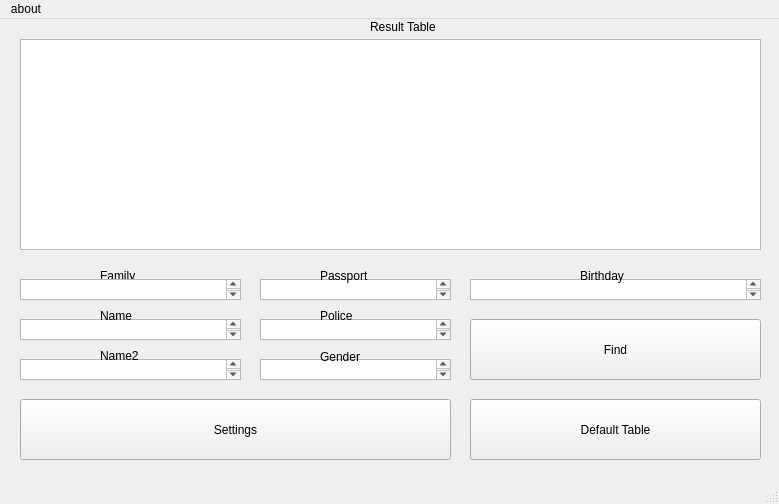
This is v1.ui in mkdk/vista as Qt 5 draws it before an edit. The edited form follows.
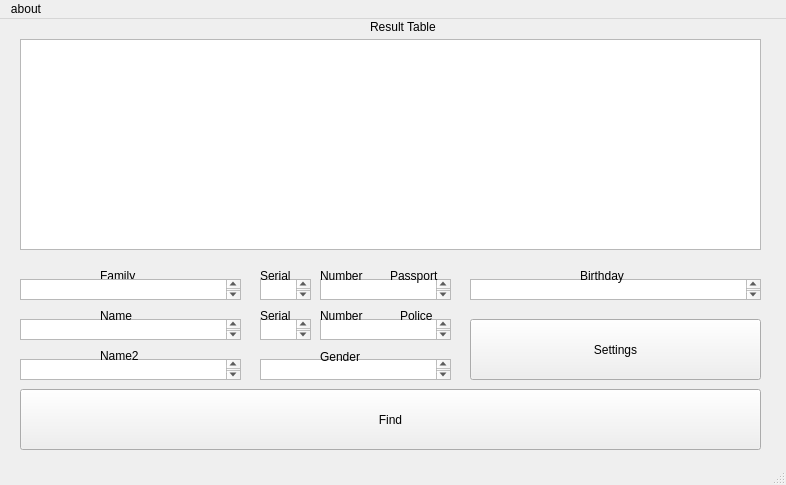
This is the edited form.

```diff
--- a/v1.ui
+++ b/v1.ui
@@ -6,8 +6,8 @@
    <rect>
     <x>0</x>
     <y>0</y>
-    <width>779</width>
-    <height>504</height>
+    <width>786</width>
+    <height>485</height>
    </rect>
   </property>
   <property name="windowTitle">
@@ -17,9 +17,9 @@
    <widget class="QPushButton" name="Find">
     <property name="geometry">
      <rect>
-      <x>470</x>
-      <y>300</y>
-      <width>291</width>
+      <x>20</x>
+      <y>370</y>
+      <width>741</width>
       <height>61</height>
      </rect>
     </property>
@@ -80,25 +80,12 @@
 &lt;p style=&quot;-qt-paragraph-type:empty; margin-top:0px; margin-bottom:0px; margin-left:0px; margin-right:0px; -qt-block-indent:0; text-indent:0px;&quot;&gt;&lt;br /&gt;&lt;/p&gt;&lt;/body&gt;&lt;/html&gt;</string>
     </property>
    </widget>
-   <widget class="QPushButton" name="Default">
+   <widget class="QTextEdit" name="numberPassEdit">
     <property name="geometry">
      <rect>
-      <x>470</x>
-      <y>380</y>
-      <width>291</width>
-      <height>61</height>
-     </rect>
-    </property>
-    <property name="text">
-     <string>Default Table</string>
-    </property>
-   </widget>
-   <widget class="QTextEdit" name="textEdit_4">
-    <property name="geometry">
-     <rect>
-      <x>260</x>
+      <x>320</x>
       <y>260</y>
-      <width>191</width>
+      <width>131</width>
       <height>21</height>
      </rect>
     </property>
@@ -110,12 +97,12 @@
 &lt;p style=&quot;-qt-paragraph-type:empty; margin-top:0px; margin-bottom:0px; margin-left:0px; margin-right:0px; -qt-block-indent:0; text-indent:0px;&quot;&gt;&lt;br /&gt;&lt;/p&gt;&lt;/body&gt;&lt;/html&gt;</string>
     </property>
    </widget>
-   <widget class="QTextEdit" name="textEdit_5">
+   <widget class="QTextEdit" name="numberPoliceEdit">
     <property name="geometry">
      <rect>
-      <x>260</x>
+      <x>320</x>
       <y>300</y>
-      <width>191</width>
+      <width>131</width>
       <height>21</height>
      </rect>
     </property>
@@ -199,7 +186,7 @@
    <widget class="QLabel" name="label_5">
     <property name="geometry">
      <rect>
-      <x>320</x>
+      <x>390</x>
       <y>250</y>
       <width>52</width>
       <height>14</height>
@@ -212,7 +199,7 @@
    <widget class="QLabel" name="label_6">
     <property name="geometry">
      <rect>
-      <x>320</x>
+      <x>400</x>
       <y>290</y>
       <width>52</width>
       <height>14</height>
@@ -278,9 +265,9 @@
    <widget class="QToolButton" name="SettingsButton">
     <property name="geometry">
      <rect>
-      <x>20</x>
-      <y>380</y>
-      <width>431</width>
+      <x>470</x>
+      <y>300</y>
+      <width>291</width>
       <height>61</height>
      </rect>
     </property>
@@ -288,12 +275,97 @@
      <string>Settings</string>
     </property>
    </widget>
+   <widget class="QTextEdit" name="serialPassEdit">
+    <property name="geometry">
+     <rect>
+      <x>260</x>
+      <y>260</y>
+      <width>51</width>
+      <height>21</height>
+     </rect>
+    </property>
+    <property name="html">
+     <string>&lt;!DOCTYPE HTML PUBLIC &quot;-//W3C//DTD HTML 4.0//EN&quot; &quot;http://www.w3.org/TR/REC-html40/strict.dtd&quot;&gt;
+&lt;html&gt;&lt;head&gt;&lt;meta name=&quot;qrichtext&quot; content=&quot;1&quot; /&gt;&lt;style type=&quot;text/css&quot;&gt;
+p, li { white-space: pre-wrap; }
+&lt;/style&gt;&lt;/head&gt;&lt;body style=&quot; font-family:'Sans Serif'; font-size:9pt; font-weight:400; font-style:normal;&quot;&gt;
+&lt;p style=&quot;-qt-paragraph-type:empty; margin-top:0px; margin-bottom:0px; margin-left:0px; margin-right:0px; -qt-block-indent:0; text-indent:0px;&quot;&gt;&lt;br /&gt;&lt;/p&gt;&lt;/body&gt;&lt;/html&gt;</string>
+    </property>
+   </widget>
+   <widget class="QLabel" name="label_9">
+    <property name="geometry">
+     <rect>
+      <x>260</x>
+      <y>250</y>
+      <width>52</width>
+      <height>14</height>
+     </rect>
+    </property>
+    <property name="text">
+     <string>Serial</string>
+    </property>
+   </widget>
+   <widget class="QLabel" name="label_10">
+    <property name="geometry">
+     <rect>
+      <x>320</x>
+      <y>250</y>
+      <width>52</width>
+      <height>14</height>
+     </rect>
+    </property>
+    <property name="text">
+     <string>Number</string>
+    </property>
+   </widget>
+   <widget class="QTextEdit" name="serialPoliceEdit">
+    <property name="geometry">
+     <rect>
+      <x>260</x>
+      <y>300</y>
+      <width>51</width>
+      <height>21</height>
+     </rect>
+    </property>
+    <property name="html">
+     <string>&lt;!DOCTYPE HTML PUBLIC &quot;-//W3C//DTD HTML 4.0//EN&quot; &quot;http://www.w3.org/TR/REC-html40/strict.dtd&quot;&gt;
+&lt;html&gt;&lt;head&gt;&lt;meta name=&quot;qrichtext&quot; content=&quot;1&quot; /&gt;&lt;style type=&quot;text/css&quot;&gt;
+p, li { white-space: pre-wrap; }
+&lt;/style&gt;&lt;/head&gt;&lt;body style=&quot; font-family:'Sans Serif'; font-size:9pt; font-weight:400; font-style:normal;&quot;&gt;
+&lt;p style=&quot;-qt-paragraph-type:empty; margin-top:0px; margin-bottom:0px; margin-left:0px; margin-right:0px; -qt-block-indent:0; text-indent:0px;&quot;&gt;&lt;br /&gt;&lt;/p&gt;&lt;/body&gt;&lt;/html&gt;</string>
+    </property>
+   </widget>
+   <widget class="QLabel" name="label_11">
+    <property name="geometry">
+     <rect>
+      <x>260</x>
+      <y>290</y>
+      <width>52</width>
+      <height>14</height>
+     </rect>
+    </property>
+    <property name="text">
+     <string>Serial</string>
+    </property>
+   </widget>
+   <widget class="QLabel" name="label_12">
+    <property name="geometry">
+     <rect>
+      <x>320</x>
+      <y>290</y>
+      <width>52</width>
+      <height>14</height>
+     </rect>
+    </property>
+    <property name="text">
+     <string>Number</string>
+    </property>
+   </widget>
    <zorder>Find</zorder>
    <zorder>NameText</zorder>
    <zorder>Name2Text</zorder>
-   <zorder>Default</zorder>
-   <zorder>textEdit_4</zorder>
-   <zorder>textEdit_5</zorder>
+   <zorder>numberPassEdit</zorder>
+   <zorder>numberPoliceEdit</zorder>
    <zorder>textEdit_6</zorder>
    <zorder>label</zorder>
    <zorder>label_2</zorder>
@@ -307,6 +379,12 @@
    <zorder>label_8</zorder>
    <zorder>FamilyText</zorder>
    <zorder>SettingsButton</zorder>
+   <zorder>serialPassEdit</zorder>
+   <zorder>label_9</zorder>
+   <zorder>label_10</zorder>
+   <zorder>serialPoliceEdit</zorder>
+   <zorder>label_11</zorder>
+   <zorder>label_12</zorder>
   </widget>
   <widget class="QStatusBar" name="statusbar"/>
   <widget class="QMenuBar" name="menubar">
@@ -314,7 +392,7 @@
     <rect>
      <x>0</x>
      <y>0</y>
-     <width>779</width>
+     <width>786</width>
      <height>26</height>
     </rect>
    </property>
```
